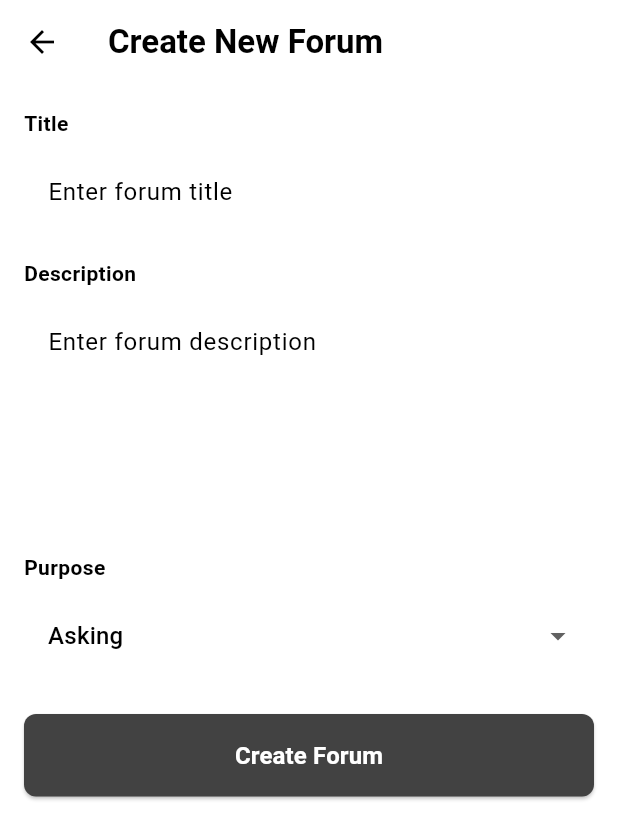
After one commit to PbpIndexA/Jakarta-Wardrobe-Mobile, a Flutter app: the CreateForumScreen screen opened directly, on a phone screen of 412 x 824 dp. The commit adds this screen. Shown: the top 839 px of the screen. Run offline on Flutter 3.47's test engine with Material 3 defaults, Android fonts, the phone set to English and light mode, and no system bars; missing offline and left inert: pbp_django_auth.

Commit message:
save progress globalchat

```diff
--- /dev/null
+++ b/lib/globalchat/models/modelforum.dart
@@ -0,0 +1,86 @@
+// To parse this JSON data, do
+//
+//     final globalChat = globalChatFromJson(jsonString);
+
+import 'dart:convert';
+
+GlobalChat globalChatFromJson(String str) =>
+    GlobalChat.fromJson(json.decode(str));
+
+String globalChatToJson(GlobalChat data) => json.encode(data.toJson());
+
+class GlobalChat {
+  List<Forum> forums;
+  int totalPages;
+  int currentPage;
+  bool hasPrevious;
+  bool hasNext;
+
+  GlobalChat({
+    required this.forums,
+    required this.totalPages,
+    required this.currentPage,
+    required this.hasPrevious,
+    required this.hasNext,
+  });
+
+  factory GlobalChat.fromJson(Map<String, dynamic> json) => GlobalChat(
+        forums: List<Forum>.from(json["forums"].map((x) => Forum.fromJson(x))),
+        totalPages: json["total_pages"],
+        currentPage: json["current_page"],
+        hasPrevious: json["has_previous"],
+        hasNext: json["has_next"],
+      );
+
+  Map<String, dynamic> toJson() => {
+        "forums": List<dynamic>.from(forums.map((x) => x.toJson())),
+        "total_pages": totalPages,
+        "current_page": currentPage,
+        "has_previous": hasPrevious,
+        "has_next": hasNext,
+      };
+}
+
+class Forum {
+  int id;
+  String title;
+  String description;
+  String purpose;
+  String user;
+  DateTime postedTime;
+  int likeCount;
+  int bookmarkCount;
+
+  Forum({
+    required this.id,
+    required this.title,
+    required this.description,
+    required this.purpose,
+    required this.user,
+    required this.postedTime,
+    required this.likeCount,
+    required this.bookmarkCount,
+  });
+
+  factory Forum.fromJson(Map<String, dynamic> json) => Forum(
+        id: json["id"],
+        title: json["title"],
+        description: json["description"],
+        purpose: json["purpose"],
+        user: json["user"],
+        postedTime: DateTime.parse(json["posted_time"]),
+        likeCount: json["like_count"],
+        bookmarkCount: json["bookmark_count"],
+      );
+
+  Map<String, dynamic> toJson() => {
+        "id": id,
+        "title": title,
+        "description": description,
+        "purpose": purpose,
+        "user": user,
+        "posted_time": postedTime.toIso8601String(),
+        "like_count": likeCount,
+        "bookmark_count": bookmarkCount,
+      };
+}
--- /dev/null
+++ b/lib/globalchat/screens/create_forum_screen.dart
@@ -0,0 +1,226 @@
+import 'package:flutter/material.dart';
+import 'package:pbp_django_auth/pbp_django_auth.dart';
+import 'package:provider/provider.dart';
+import 'dart:convert';
+
+class CreateForumScreen extends StatefulWidget {
+  const CreateForumScreen({super.key});
+
+  @override
+  State<CreateForumScreen> createState() => _CreateForumScreenState();
+}
+
+class _CreateForumScreenState extends State<CreateForumScreen> {
+  final _formKey = GlobalKey<FormState>();
+  final TextEditingController _titleController = TextEditingController();
+  final TextEditingController _descriptionController = TextEditingController();
+  String _purpose = "Asking";
+  bool _isLoading = false;
+
+  final List<String> _purposeOptions = [
+    'Asking',
+    'Sharing',
+    'Open Discussion',
+    'Other'
+  ];
+
+  Future<void> createForum(CookieRequest request) async {
+    final body = jsonEncode({
+      'title': _titleController.text,
+      'description': _descriptionController.text,
+      'purpose': _purpose,
+    });
+
+    try {
+      final response = await request.post(
+        'http://127.0.0.1:8000/globalChat/api/forum/create/',
+        body,
+      );
+
+      if (mounted) {
+        if (response != null && response['status'] == 'success') {
+          ScaffoldMessenger.of(context).showSnackBar(
+            const SnackBar(
+              content: Text('Forum created successfully!'),
+              backgroundColor: Colors.green,
+            ),
+          );
+          // Kembali ke halaman sebelumnya (forum screen) dan kirim hasil true
+          Navigator.pop(context, true);
+        } else {
+          ScaffoldMessenger.of(context).showSnackBar(
+            SnackBar(
+              content: Text(response?['message'] ?? 'Failed to create forum'),
+              backgroundColor: Colors.red,
+            ),
+          );
+        }
+      }
+    } catch (e) {
+      if (mounted) {
+        ScaffoldMessenger.of(context).showSnackBar(
+          const SnackBar(
+            content: Text("Error occurred while creating the forum."),
+            backgroundColor: Colors.red,
+          ),
+        );
+      }
+    }
+  }
+
+  @override
+  Widget build(BuildContext context) {
+    final request = context.watch<CookieRequest>();
+
+    return Scaffold(
+      appBar: AppBar(
+        title: const Text(
+          'Create New Forum',
+          style: TextStyle(
+            fontWeight: FontWeight.bold,
+            color: Colors.black,
+          ),
+        ),
+        backgroundColor: Colors.white,
+        iconTheme: const IconThemeData(color: Colors.black),
+      ),
+      body: SingleChildScrollView(
+        child: Padding(
+          padding: const EdgeInsets.all(16.0),
+          child: Form(
+            key: _formKey,
+            child: Column(
+              crossAxisAlignment: CrossAxisAlignment.start,
+              children: [
+                const Text(
+                  "Title",
+                  style: TextStyle(
+                    fontSize: 14,
+                    fontWeight: FontWeight.bold,
+                  ),
+                ),
+                const SizedBox(height: 8),
+                TextFormField(
+                  controller: _titleController,
+                  decoration: InputDecoration(
+                    hintText: "Enter forum title",
+                    border: OutlineInputBorder(
+                      borderRadius: BorderRadius.circular(8),
+                    ),
+                  ),
+                  validator: (value) {
+                    if (value == null || value.isEmpty) {
+                      return 'Please enter a title';
+                    }
+                    return null;
+                  },
+                ),
+                const SizedBox(height: 16),
+                const Text(
+                  "Description",
+                  style: TextStyle(
+                    fontSize: 14,
+                    fontWeight: FontWeight.bold,
+                  ),
+                ),
+                const SizedBox(height: 8),
+                TextFormField(
+                  controller: _descriptionController,
+                  decoration: InputDecoration(
+                    hintText: "Enter forum description",
+                    border: OutlineInputBorder(
+                      borderRadius: BorderRadius.circular(8),
+                    ),
+                  ),
+                  maxLines: 5,
+                  textAlignVertical: TextAlignVertical.top,
+                  validator: (value) {
+                    if (value == null || value.isEmpty) {
+                      return 'Please enter a description';
+                    }
+                    return null;
+                  },
+                ),
+                const SizedBox(height: 16),
+                const Text(
+                  "Purpose",
+                  style: TextStyle(
+                    fontSize: 14,
+                    fontWeight: FontWeight.bold,
+                  ),
+                ),
+                const SizedBox(height: 8),
+                DropdownButtonFormField<String>(
+                  decoration: InputDecoration(
+                    border: OutlineInputBorder(
+                      borderRadius: BorderRadius.circular(8),
+                    ),
+                  ),
+                  value: _purpose,
+                  items: _purposeOptions.map((String purpose) {
+                    return DropdownMenuItem<String>(
+                      value: purpose,
+                      child: Text(purpose),
+                    );
+                  }).toList(),
+                  onChanged: (String? newValue) {
+                    if (newValue != null) {
+                      setState(() {
+                        _purpose = newValue;
+                      });
+                    }
+                  },
+                ),
+                const SizedBox(height: 24),
+                SizedBox(
+                  width: double.infinity,
+                  child: ElevatedButton(
+                    style: ElevatedButton.styleFrom(
+                      backgroundColor: Colors.grey[800],
+                      padding: const EdgeInsets.symmetric(vertical: 16),
+                      shape: RoundedRectangleBorder(
+                        borderRadius: BorderRadius.circular(8),
+                      ),
+                    ),
+                    onPressed: _isLoading
+                        ? null
+                        : () {
+                            if (_formKey.currentState!.validate()) {
+                              setState(() {
+                                _isLoading = true;
+                              });
+                              createForum(request).then((_) {
+                                setState(() {
+                                  _isLoading = false;
+                                });
+                              });
+                            }
+                          },
+                    child: _isLoading
+                        ? const SizedBox(
+                            height: 20,
+                            width: 20,
+                            child: CircularProgressIndicator(
+                              strokeWidth: 2,
+                              valueColor:
+                                  AlwaysStoppedAnimation<Color>(Colors.white),
+                            ),
+                          )
+                        : const Text(
+                            'Create Forum',
+                            style: TextStyle(
+                              color: Colors.white,
+                              fontSize: 16,
+                              fontWeight: FontWeight.bold,
+                            ),
+                          ),
+                  ),
+                ),
+              ],
+            ),
+          ),
+        ),
+      ),
+    );
+  }
+}
--- a/lib/shared/widgets/drawer.dart
+++ b/lib/shared/widgets/drawer.dart
@@ -2,6 +2,8 @@ import 'package:flutter/material.dart';
 import 'package:jawa_app/home.dart';
 import 'package:jawa_app/userchoice/screens/userchoice_page.dart';
 import 'package:jawa_app/product/screens/list_product_page.dart';
+import 'package:jawa_app/globalchat/screens/forum_screen.dart';
+
 
 class LeftDrawer extends StatelessWidget {
   const LeftDrawer({super.key});
@@ -68,6 +70,20 @@ class LeftDrawer extends StatelessWidget {
                   ));
             },
           ),
+          //  ListTile untuk Forum
+          ListTile(
+            leading: const Icon(Icons.forum),
+            title: const Text('Forums'),
+            onTap: () {
+              Navigator.push(
+                context,
+                MaterialPageRoute(
+                  builder: (context) => const ForumScreen(),
+                ),
+              );
+            },
+          ),
+
         ],
       ),
     );
--- a/pubspec.yaml
+++ b/pubspec.yaml
@@ -38,6 +38,7 @@ dependencies:
   provider: ^6.1.2
   pbp_django_auth: ^0.4.0
   http: ^1.2.2
+  intl: ^0.19.0
 
 dev_dependencies:
   flutter_test:
```
Also changed, not shown: lib/globalchat/screens/forum_screen.dart (added, +339 -0 lines), lib/home.dart (+11 -3 lines), pubspec.lock.
